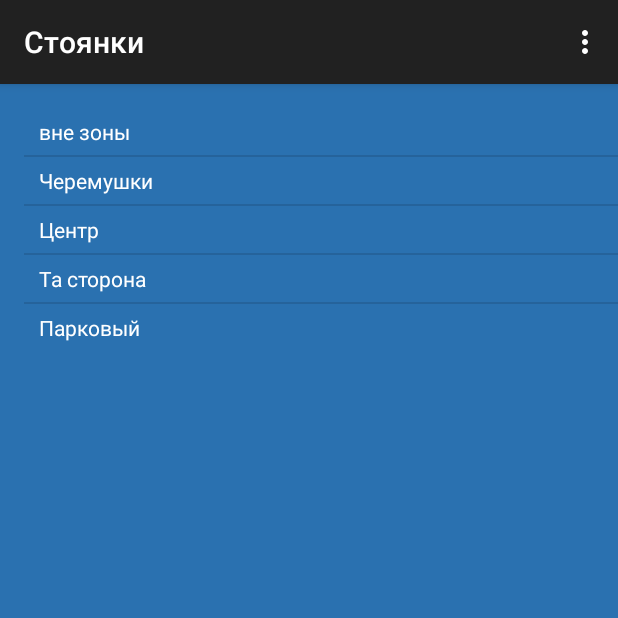
After one commit to developerc/TaxiAndroid5, an Android app: the ActivityEight screen opened directly, with no data from a screen before it, on a phone screen of 412 x 824 dp, the top half of it. The commit adds this screen. Run offline under Robolectric (Android 15) with nearby library versions, the phone set to English and light mode, and no system bars.

Commit message:
добавил ActivityEigth окно для постановки в очередь

```diff
--- a/taxiandr/src/main/AndroidManifest.xml
+++ b/taxiandr/src/main/AndroidManifest.xml
@@ -55,6 +55,10 @@
             android:name=".ActivitySeven"
             android:label="@string/title_activity_activity_seven" >
         </activity>
+        <activity
+            android:name=".ActivityEight"
+            android:label="@string/title_activity_activity_eight" >
+        </activity>
     </application>
 
 </manifest>
--- /dev/null
+++ b/taxiandr/src/main/java/com/taxiandroid/ru/taxiandr/ActivityEight.java
@@ -0,0 +1,70 @@
+package com.taxiandroid.ru.taxiandr;
+
+import android.support.v7.app.AppCompatActivity;
+import android.os.Bundle;
+import android.view.Menu;
+import android.view.MenuItem;
+import android.view.View;
+import android.widget.AdapterView;
+import android.widget.ListView;
+import android.widget.Toast;
+
+import java.util.ArrayList;
+
+public class ActivityEight extends AppCompatActivity {
+    ArrayList<StayArea> stayAreas;
+    ListView lvEigth;
+    CustomEigthAdapter adapter;
+    String ClkStay;
+
+
+    @Override
+    protected void onCreate(Bundle savedInstanceState) {
+        super.onCreate(savedInstanceState);
+        setContentView(R.layout.activity_eight);
+        populateEigthList();
+        lvEigth.setOnItemClickListener(itemClickListener);
+    }
+
+    @Override
+    public boolean onCreateOptionsMenu(Menu menu) {
+        // Inflate the menu; this adds items to the action bar if it is present.
+        getMenuInflater().inflate(R.menu.menu_activity_eight, menu);
+
+        return true;
+    }
+
+    private void populateEigthList() {
+      stayAreas = StayArea.createAreas();
+        adapter = new CustomEigthAdapter(this,stayAreas);
+        lvEigth = (ListView) findViewById(R.id.lvStay);
+        lvEigth.setAdapter(adapter);
+    }
+
+    @Override
+    public boolean onOptionsItemSelected(MenuItem item) {
+        // Handle action bar item clicks here. The action bar will
+        // automatically handle clicks on the Home/Up button, so long
+        // as you specify a parent activity in AndroidManifest.xml.
+        int id = item.getItemId();
+
+        //noinspection SimplifiableIfStatement
+        if (id == R.id.action_settings) {
+            return true;
+        }
+
+        return super.onOptionsItemSelected(item);
+    }
+
+    //обрабатываем нажатие на пункте списка заказов
+    protected AdapterView.OnItemClickListener itemClickListener = new AdapterView.OnItemClickListener() {
+
+
+        @Override
+        public void onItemClick(AdapterView<?> parent, View view, int position, long id) {
+            ClkStay = MainActivity.stay.get(position);
+            Toast.makeText(getApplicationContext(),
+                    "Вы выбрали " + ClkStay, Toast.LENGTH_SHORT).show();
+        }
+    };
+}
--- /dev/null
+++ b/taxiandr/src/main/java/com/taxiandroid/ru/taxiandr/CustomEigthAdapter.java
@@ -0,0 +1,33 @@
+package com.taxiandroid.ru.taxiandr;
+
+import android.content.Context;
+import android.view.LayoutInflater;
+import android.view.View;
+import android.view.ViewGroup;
+import android.widget.ArrayAdapter;
+import android.widget.TextView;
+
+import java.util.ArrayList;
+
+/**
+ * Created by saperov on 29.11.15.
+ */
+public class CustomEigthAdapter extends ArrayAdapter<StayArea> {
+    public CustomEigthAdapter (Context context,ArrayList<StayArea> stayAreas){
+        super(context,0,stayAreas);
+    }
+
+    public View getView(int position, View convertView, ViewGroup parent) {
+        // Get the data item for this position
+    StayArea stayArea = getItem(position);
+        // Check if an existing view is being reused, otherwise inflate the view
+        if (convertView == null) {
+            convertView = LayoutInflater.from(getContext()).inflate(R.layout.item_eight, parent, false);
+        }
+        // Lookup view for data population
+        TextView tvEight = (TextView) convertView.findViewById(R.id.tvEight);
+        tvEight.setText((CharSequence) stayArea.stay);
+
+        return convertView;
+    }
+}
--- a/taxiandr/src/main/java/com/taxiandroid/ru/taxiandr/MainActivity.java
+++ b/taxiandr/src/main/java/com/taxiandroid/ru/taxiandr/MainActivity.java
@@ -86,6 +86,7 @@ public class MainActivity extends AppCompatActivity
     public static ArrayList<String> adres = new ArrayList<String>();
     public static ArrayList<String> car = new ArrayList<String>();
     public static ArrayList<String> predvar = new ArrayList<String>();
+    public static ArrayList<String> stay = new ArrayList<String>();
 
     HTTGATaxometr httgataxometr; //обьявили класс для настроек таксометра
     private static final String ERROR = "error";    //получаем JSON текст с параметрами error
@@ -173,6 +174,12 @@ public class MainActivity extends AppCompatActivity
         context = getApplicationContext();
         Log.d(TAG, "Запустилось! ");
        // myIntent = new Intent(getApplicationContext(), ActivityThree.class);
+        //здесь заполним ArrayList stay значениями стоянок, потом будем его заполнять значениями из JSON-а
+        stay.add("вне зоны");
+        stay.add("Черемушки");
+        stay.add("Центр");
+        stay.add("Та сторона");
+        stay.add("Парковый");
     }
 
     private void UpdateGUI() {
@@ -557,6 +564,10 @@ public class MainActivity extends AppCompatActivity
                 startActivity(new Intent(getApplicationContext(), ActivitySeven.class));
                 break;
             case 7:
+                //finish();
+                startActivity(new Intent(getApplicationContext(), ActivityEight.class));
+                break;
+            case 8:
                 finish();
                 break;
         }
--- a/taxiandr/src/main/java/com/taxiandroid/ru/taxiandr/NavigationDrawerFragment.java
+++ b/taxiandr/src/main/java/com/taxiandroid/ru/taxiandr/NavigationDrawerFragment.java
@@ -108,6 +108,7 @@ public class NavigationDrawerFragment extends Fragment {
                         getString(R.string.title_section4),
                         getString(R.string.title_section5),
                         getString(R.string.title_section7),
+                        getString(R.string.title_section8),
                         getString(R.string.title_section6),
                 }));
         mDrawerListView.setItemChecked(mCurrentSelectedPosition, true);
--- /dev/null
+++ b/taxiandr/src/main/java/com/taxiandroid/ru/taxiandr/StayArea.java
@@ -0,0 +1,26 @@
+package com.taxiandroid.ru.taxiandr;
+
+import java.util.ArrayList;
+
+/**
+ * Created by saperov on 28.11.15.
+ */
+public class StayArea {
+    public String stay;
+    static ArrayList<StayArea> stayAreas;
+
+    public StayArea(String stay){
+        this.stay=stay;
+    }
+
+    public static ArrayList<StayArea> createAreas(){
+        stayAreas = new ArrayList<StayArea>();
+        int cnt;
+        cnt = MainActivity.stay.size();
+        for (int i=0; i<cnt; i++) {
+            stayAreas.add(new StayArea(MainActivity.stay.get(i)));
+        }
+
+        return stayAreas;
+    }
+}
--- /dev/null
+++ b/taxiandr/src/main/res/layout/activity_eight.xml
@@ -0,0 +1,25 @@
+<RelativeLayout xmlns:android="http://schemas.android.com/apk/res/android"
+    xmlns:tools="http://schemas.android.com/tools" android:layout_width="match_parent"
+    android:layout_height="match_parent"
+    tools:context="com.taxiandroid.ru.taxiandr.ActivityEight">
+
+    <LinearLayout
+        android:orientation="vertical"
+        android:layout_width="fill_parent"
+        android:layout_height="fill_parent"
+        android:background="@drawable/gray_blue_color"
+        android:paddingTop="@dimen/activity_vertical_margin"
+        android:paddingLeft="@dimen/activity_horizontal_margin"
+        >
+    <ListView
+        android:id="@+id/lvStay"
+        android:layout_width="match_parent"
+        android:layout_height="wrap_content"
+        android:layout_alignParentBottom="true"
+        android:layout_alignParentLeft="true"
+        android:layout_alignParentRight="true"
+        android:layout_alignParentTop="true" >
+    </ListView>
+    </LinearLayout>
+
+</RelativeLayout>
--- /dev/null
+++ b/taxiandr/src/main/res/layout/item_eight.xml
@@ -0,0 +1,15 @@
+<?xml version="1.0" encoding="utf-8"?>
+<TextView
+
+    android:id="@+id/tvEight"
+    android:layout_width="match_parent"
+    android:layout_height="match_parent"
+    android:paddingLeft="10dp"
+    android:paddingRight="6dp"
+    android:paddingTop="6dp"
+    android:paddingBottom="6dp"
+    android:text="@string/title_activity_activity_eight"
+    android:textColor="@drawable/white_color"
+    android:background="@drawable/gray_blue_color"
+
+    xmlns:android="http://schemas.android.com/apk/res/android" />
--- /dev/null
+++ b/taxiandr/src/main/res/menu/menu_activity_eight.xml
@@ -0,0 +1,7 @@
+<menu xmlns:android="http://schemas.android.com/apk/res/android"
+    xmlns:app="http://schemas.android.com/apk/res-auto"
+    xmlns:tools="http://schemas.android.com/tools"
+    tools:context="com.taxiandroid.ru.taxiandr.ActivityEight">
+    <item android:id="@+id/action_settings" android:title="@string/action_settings"
+        android:orderInCategory="100" app:showAsAction="never" />
+</menu>
--- a/taxiandr/src/main/res/values/strings.xml
+++ b/taxiandr/src/main/res/values/strings.xml
@@ -8,6 +8,7 @@
     <string name="title_section5">- Таксометр</string>
     <string name="title_section6">- Выход</string>
     <string name="title_section7">- Очередь</string>
+    <string name="title_section8">- Стоянки</string>
 
     <string name="navigation_drawer_open">Open navigation drawer</string>
     <string name="navigation_drawer_close">Close navigation drawer</string>
@@ -39,6 +40,7 @@
     <string name="fst10">Поездки</string>
     <string name="clear">Очистить</string>
     <string name="title_activity_activity_seven">Очередь</string>
+    <string name="title_activity_activity_eight">Стоянки</string>
 
 
 </resources>
```
